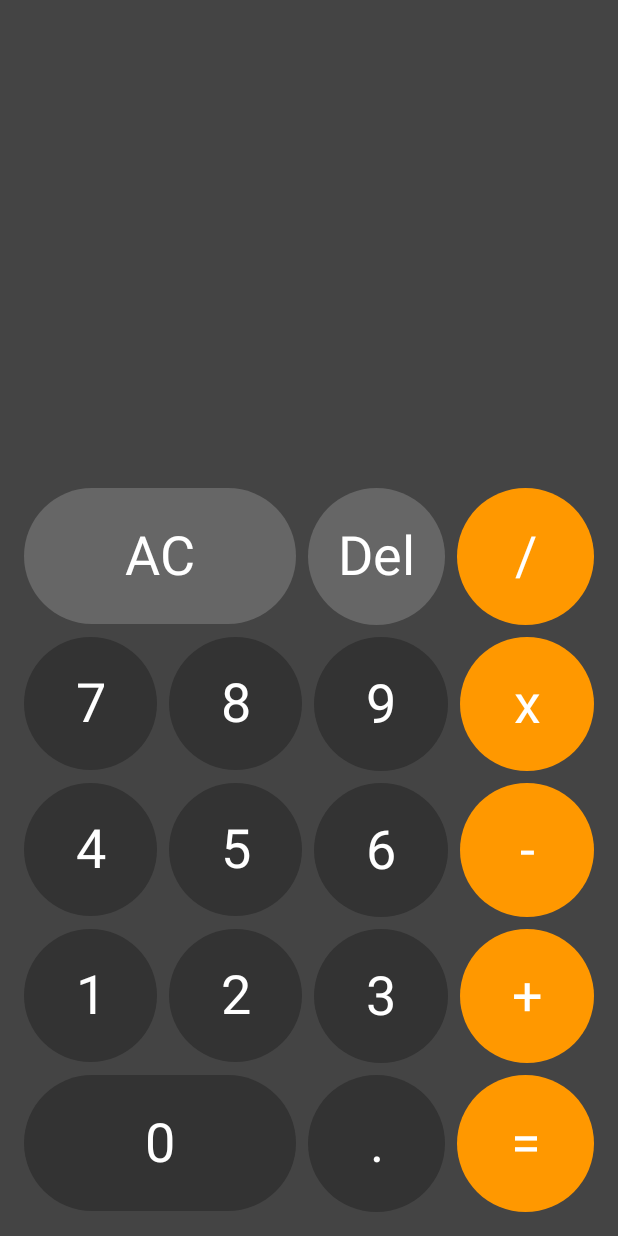
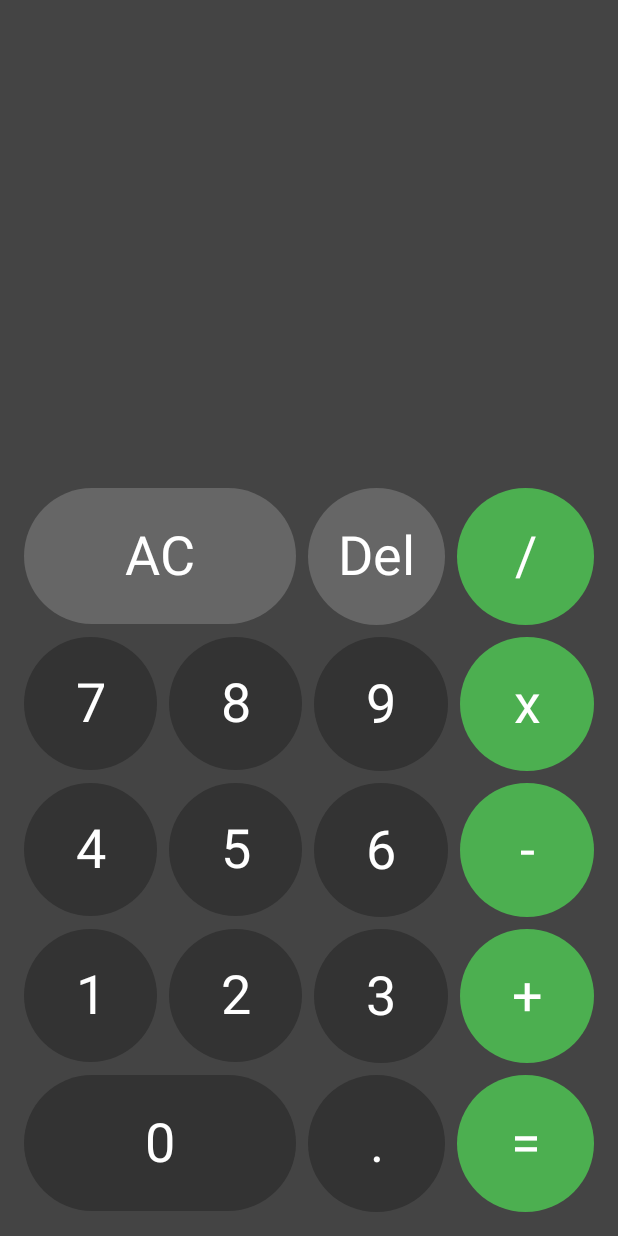
Before and after one commit to venkatesh-jacke/ComposeCalculator, an Android app built with Jetpack Compose: the screen it shows after launch (MainActivity), on a phone screen of 412 x 824 dp. Run offline under Robolectric (Android 15) with nearby library versions, the phone set to English and light mode, and no system bars.

Commit message:
color change

```diff
--- a/app/src/main/java/com/example/composecalculator/Calculator.kt
+++ b/app/src/main/java/com/example/composecalculator/Calculator.kt
@@ -24,7 +24,7 @@ import androidx.compose.ui.unit.dp
 import androidx.compose.ui.unit.sp
 import com.example.composecalculator.ui.theme.LightGray
 import com.example.composecalculator.ui.theme.MediumGray
-import com.example.composecalculator.ui.theme.Orange
+import com.example.composecalculator.ui.theme.Green
 
 
 @Composable
@@ -84,7 +84,7 @@ fun Calculator(
                 }
                 Button(
                     symbol = "/",
-                    color = Orange,
+                    color = Green,
                     modifier = Modifier
                         .aspectRatio(1f)
                         .weight(1f)
@@ -126,7 +126,7 @@ fun Calculator(
                 }
                 Button(
                     symbol = "x",
-                    color = Orange,
+                    color = Green,
                     modifier = Modifier
                         .aspectRatio(1f)
                         .weight(1f)
@@ -168,7 +168,7 @@ fun Calculator(
                 }
                 Button(
                     symbol = "-",
-                    color = Orange,
+                    color = Green,
                     modifier = Modifier
                         .aspectRatio(1f)
                         .weight(1f)
@@ -210,7 +210,7 @@ fun Calculator(
                 }
                 Button(
                     symbol = "+",
-                    color = Orange,
+                    color = Green,
                     modifier = Modifier
                         .aspectRatio(1f)
                         .weight(1f)
@@ -243,7 +243,7 @@ fun Calculator(
                 }
                 Button(
                     symbol = "=",
-                    color = Orange,
+                    color = Green,
                     modifier = Modifier
                         .aspectRatio(1f)
                         .weight(1f)
--- a/app/src/main/java/com/example/composecalculator/ui/theme/Color.kt
+++ b/app/src/main/java/com/example/composecalculator/ui/theme/Color.kt
@@ -14,3 +14,4 @@ val MediumGray = Color(0xFF333333)
 val LightGray = Color(0xFF666666)
 val DarkGray = Color(0xFF1A1A1A)
 val Orange = Color(0xFFFF9800)
+val Green = Color(0xFF4CAF50)
```
